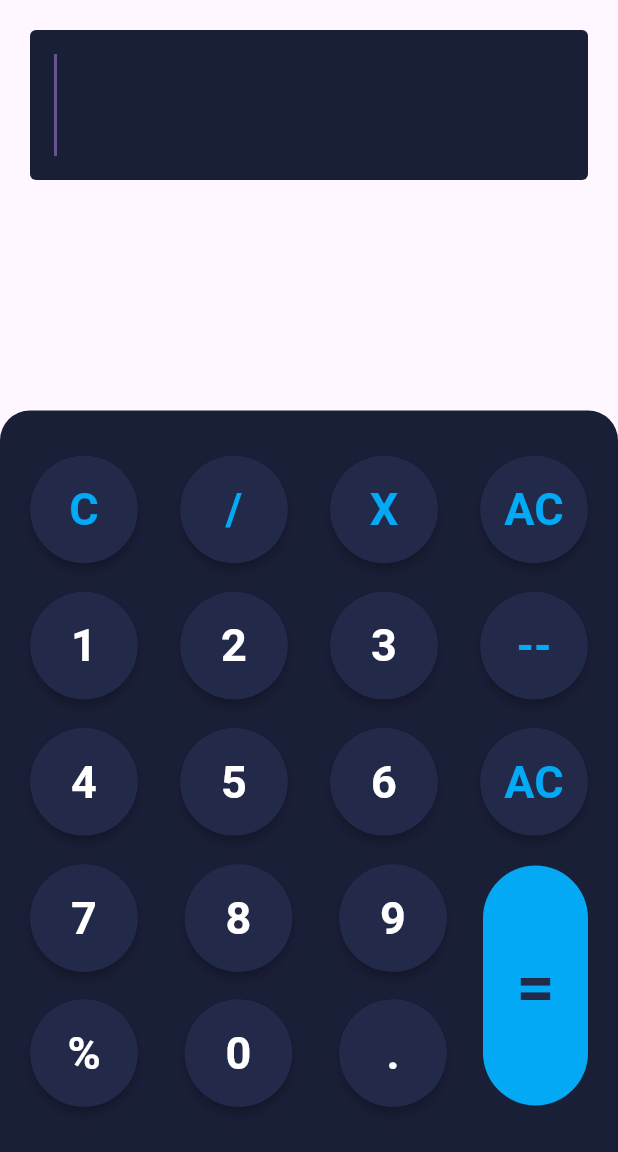
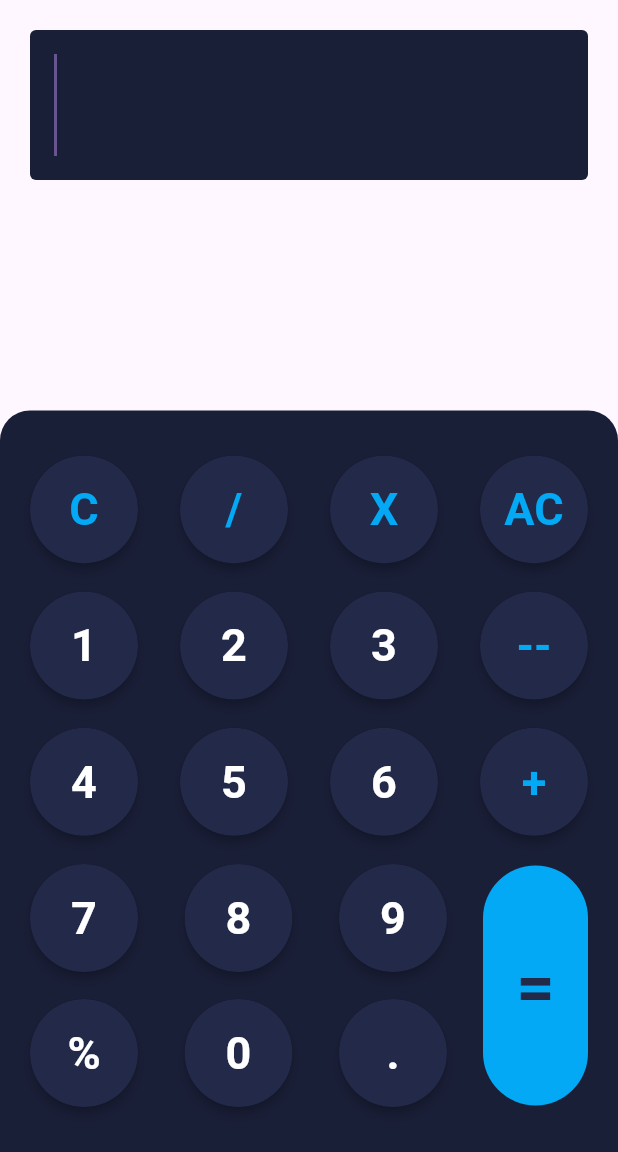
Before and after one commit to DevNadimm/calculator, a Flutter app: the screen it shows after launch, on a phone screen of 412 x 824 dp, the part 84-1236 px from its top. Run offline on Flutter 3.47's test engine with Material 3 defaults, Android fonts, the phone set to English and light mode, and no system bars; our stand-ins replace syncfusion_flutter_gauges.

Commit message:
Calculator UI Done

```diff
--- a/lib/calculator.dart
+++ b/lib/calculator.dart
@@ -95,7 +95,7 @@ class _CalculatorState extends State<Calculator> {
                       Button1(label: '4', txColor: Colors.white,),
                       Button1(label: '5', txColor: Colors.white,),
                       Button1(label: '6', txColor: Colors.white,),
-                      Button1(label: 'AC', txColor: Colors.lightBlue,),
+                      Button1(label: '+', txColor: Colors.lightBlue,),
                     ],
                   ),
 
```
